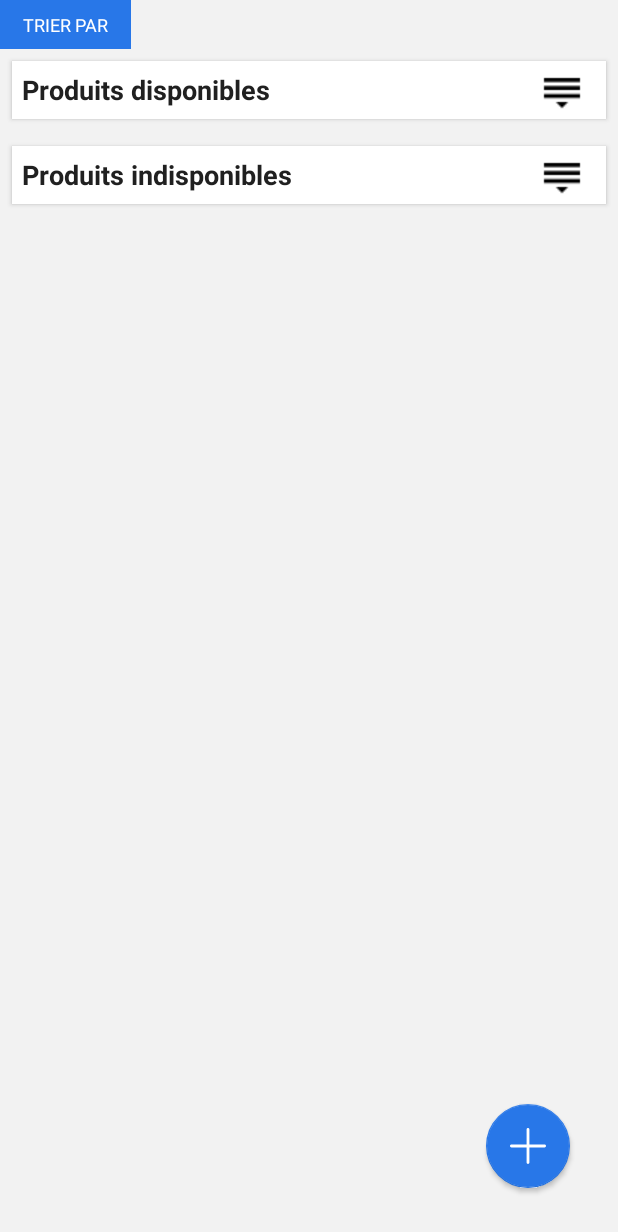
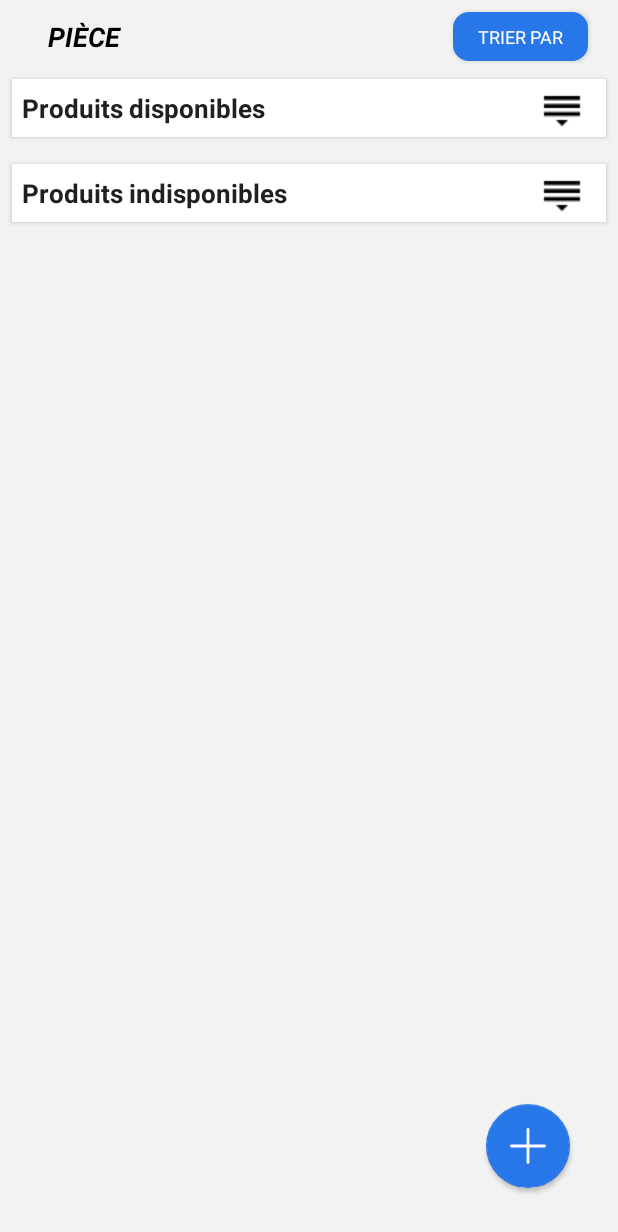
Before and after one commit to letaaz/dans-ton-placard, an Android app: the layout piece_fragment.xml on its own in the app's theme, with its tools: preview values and no code run, on a phone screen of 412 x 824 dp. Shown: the top 1232 px of the screen. Run offline under Robolectric (Android 15) with nearby library versions, the phone set to English and light mode, and no system bars.

Commit message:
style: edit style of button sort and add name of room in the lists of products

```diff
--- /dev/null
+++ b/app/src/main/res/drawable/rounded_corner_sort.xml
@@ -0,0 +1,16 @@
+<?xml version="1.0" encoding="utf-8"?>
+<shape xmlns:android="http://schemas.android.com/apk/res/android" >
+    <stroke
+        android:width="1dp"
+        android:color="@color/colorPrimary" />
+
+    <solid android:color="@color/colorPrimary" />
+
+    <padding
+        android:left="1dp"
+        android:right="1dp"
+        android:bottom="1dp"
+        android:top="1dp" />
+
+    <corners android:radius="10dp" />
+</shape>
--- a/app/src/main/res/layout/ldc_fragment.xml
+++ b/app/src/main/res/layout/ldc_fragment.xml
@@ -37,7 +37,8 @@
                     android:layout_height="match_parent"
                     android:layout_alignBaseline="@id/btn_expand_ldc_list"
                     android:duplicateParentState="true"
-                    android:text="@string/ldc_disponibles_label" />
+                    android:text="@string/ldc_disponibles_label"
+                    android:textSize="17sp" />
 
                 <ImageView
                     android:id="@+id/btn_expand_ldc_list"
@@ -98,7 +99,8 @@
                     android:layout_marginEnd="-8dp"
                     android:layout_toStartOf="@+id/btn_expand_history_list"
                     android:duplicateParentState="true"
-                    android:text="@string/history_ldc_label" />
+                    android:text="@string/history_ldc_label"
+                    android:textSize="17sp" />
 
                 <ImageView
                     android:id="@+id/btn_expand_history_list"
--- a/app/src/main/res/layout/piece_fragment.xml
+++ b/app/src/main/res/layout/piece_fragment.xml
@@ -1,6 +1,7 @@
 <?xml version="1.0" encoding="utf-8"?>
 <android.support.constraint.ConstraintLayout xmlns:android="http://schemas.android.com/apk/res/android"
     xmlns:app="http://schemas.android.com/apk/res-auto"
+    xmlns:tools="http://schemas.android.com/tools"
     android:layout_width="match_parent"
     android:layout_height="match_parent"
     android:background="@color/default_background">
@@ -17,28 +18,117 @@
             android:layout_height="match_parent"
             android:orientation="vertical">
 
-            <LinearLayout
+            <android.support.constraint.ConstraintLayout
                 android:layout_width="match_parent"
-                android:layout_height="wrap_content"
-                android:orientation="horizontal">
+                android:layout_height="match_parent">
+
+
+                <TextView
+                    android:id="@+id/piece_name_piecefragment"
+                    android:layout_width="0dp"
+                    android:layout_height="wrap_content"
+                    android:layout_marginStart="32dp"
+                    android:layout_marginTop="8dp"
+                    android:layout_marginEnd="8dp"
+                    android:layout_marginBottom="4dp"
+                    android:fontFamily="sans-serif"
+                    android:text="Pièce"
+                    android:textAlignment="textStart"
+                    android:textAllCaps="true"
+                    android:textColor="@color/black"
+                    android:textSize="18sp"
+                    android:textStyle="bold|italic"
+                    android:typeface="normal"
+                    app:layout_constraintBottom_toBottomOf="parent"
+                    app:layout_constraintEnd_toStartOf="@+id/sort_by_btn"
+                    app:layout_constraintStart_toStartOf="parent"
+                    app:layout_constraintTop_toTopOf="parent" />
 
                 <TextView
                     android:id="@+id/sort_by_btn"
-                    android:layout_width="wrap_content"
+                    android:layout_width="90dp"
                     android:layout_height="wrap_content"
                     android:layout_alignParentEnd="true"
-                    android:background="@color/colorPrimary"
+                    android:layout_marginStart="8dp"
+                    android:layout_marginTop="8dp"
+                    android:layout_marginEnd="8dp"
+                    android:layout_marginBottom="4dp"
+                    android:background="@drawable/rounded_corner_sort"
                     android:clickable="true"
+                    android:elevation="2dp"
                     android:focusable="true"
                     android:paddingLeft="15dp"
                     android:paddingTop="8dp"
                     android:paddingRight="15dp"
                     android:paddingBottom="8dp"
                     android:text="Trier par"
+                    android:textAlignment="center"
                     android:textAllCaps="true"
                     android:textColor="@android:color/white"
-                    android:textSize="12sp" />
-            </LinearLayout>
+                    android:textSize="12sp"
+                    app:layout_constraintBottom_toBottomOf="parent"
+                    app:layout_constraintEnd_toEndOf="parent"
+                    app:layout_constraintHorizontal_bias="0.96"
+                    app:layout_constraintStart_toStartOf="parent"
+                    app:layout_constraintTop_toTopOf="parent" />
+
+                <!--<TextView-->
+                    <!--android:id="@+id/empty"-->
+                    <!--android:layout_width="wrap_content"-->
+                    <!--android:layout_height="wrap_content"-->
+                    <!--android:layout_alignParentEnd="true"-->
+                    <!--android:layout_marginStart="8dp"-->
+                    <!--android:layout_marginTop="8dp"-->
+                    <!--android:layout_marginEnd="8dp"-->
+                    <!--android:layout_marginBottom="4dp"-->
+                    <!--android:background="@drawable/rounded_corner_sort"-->
+                    <!--android:clickable="true"-->
+                    <!--android:elevation="2dp"-->
+                    <!--android:focusable="true"-->
+                    <!--android:paddingLeft="15dp"-->
+                    <!--android:paddingTop="8dp"-->
+                    <!--android:paddingRight="15dp"-->
+                    <!--android:paddingBottom="8dp"-->
+                    <!--android:text="Trier par"-->
+                    <!--android:textAlignment="center"-->
+                    <!--android:textAllCaps="true"-->
+                    <!--android:textColor="@android:color/white"-->
+                    <!--android:textSize="12sp"-->
+                    <!--android:visibility="gone"-->
+                    <!--app:layout_constraintBottom_toBottomOf="parent"-->
+                    <!--app:layout_constraintEnd_toStartOf="@+id/empty2"-->
+                    <!--app:layout_constraintStart_toEndOf="@+id/sort_by_btn"-->
+                    <!--app:layout_constraintTop_toTopOf="parent" />-->
+
+                <!--<TextView-->
+                    <!--android:id="@+id/empty2"-->
+                    <!--android:layout_width="wrap_content"-->
+                    <!--android:layout_height="32dp"-->
+                    <!--android:layout_alignParentEnd="true"-->
+                    <!--android:layout_marginStart="8dp"-->
+                    <!--android:layout_marginTop="8dp"-->
+                    <!--android:layout_marginEnd="8dp"-->
+                    <!--android:layout_marginBottom="4dp"-->
+                    <!--android:background="@drawable/rounded_corner_sort"-->
+                    <!--android:clickable="true"-->
+                    <!--android:elevation="2dp"-->
+                    <!--android:focusable="true"-->
+                    <!--android:paddingLeft="15dp"-->
+                    <!--android:paddingTop="8dp"-->
+                    <!--android:paddingRight="15dp"-->
+                    <!--android:paddingBottom="8dp"-->
+                    <!--android:text="Trier par"-->
+                    <!--android:textAlignment="center"-->
+                    <!--android:textAllCaps="true"-->
+                    <!--android:textColor="@android:color/white"-->
+                    <!--android:textSize="12sp"-->
+                    <!--android:visibility="gone"-->
+                    <!--app:layout_constraintBottom_toBottomOf="parent"-->
+                    <!--app:layout_constraintEnd_toEndOf="parent"-->
+                    <!--app:layout_constraintStart_toEndOf="@+id/empty"-->
+                    <!--app:layout_constraintTop_toTopOf="parent" />-->
+
+            </android.support.constraint.ConstraintLayout>
 
 
             <RelativeLayout
@@ -56,8 +146,6 @@
                 app:layout_constraintTop_toTopOf="parent">
 
 
-
-
                 <TextView
                     android:id="@+id/section_label"
                     style="@style/ListLabelStyle"
@@ -68,7 +156,8 @@
                     android:paddingStart="3dp"
                     android:paddingTop="10dp"
                     android:paddingBottom="10dp"
-                    android:text="Produits disponibles" />
+                    android:text="Produits disponibles"
+                    android:textSize="17sp" />
 
 
                 <ImageView
@@ -137,7 +226,8 @@
                     android:paddingStart="3dp"
                     android:paddingTop="10dp"
                     android:paddingBottom="10dp"
-                    android:text="Produits indisponibles" />
+                    android:text="Produits indisponibles"
+                    android:textSize="17sp" />
 
                 <ImageView
                     android:id="@+id/section_show_all_button_indispo"
```
Also changed, not shown: app/src/main/java/com/sem/lamoot/elati/danstonplacard/danstonplacard/view/fragment/inventaire/PieceFragment.java (+23 -0 lines), app/src/main/res/anim/anim.xml (added, +16 -0 lines).
